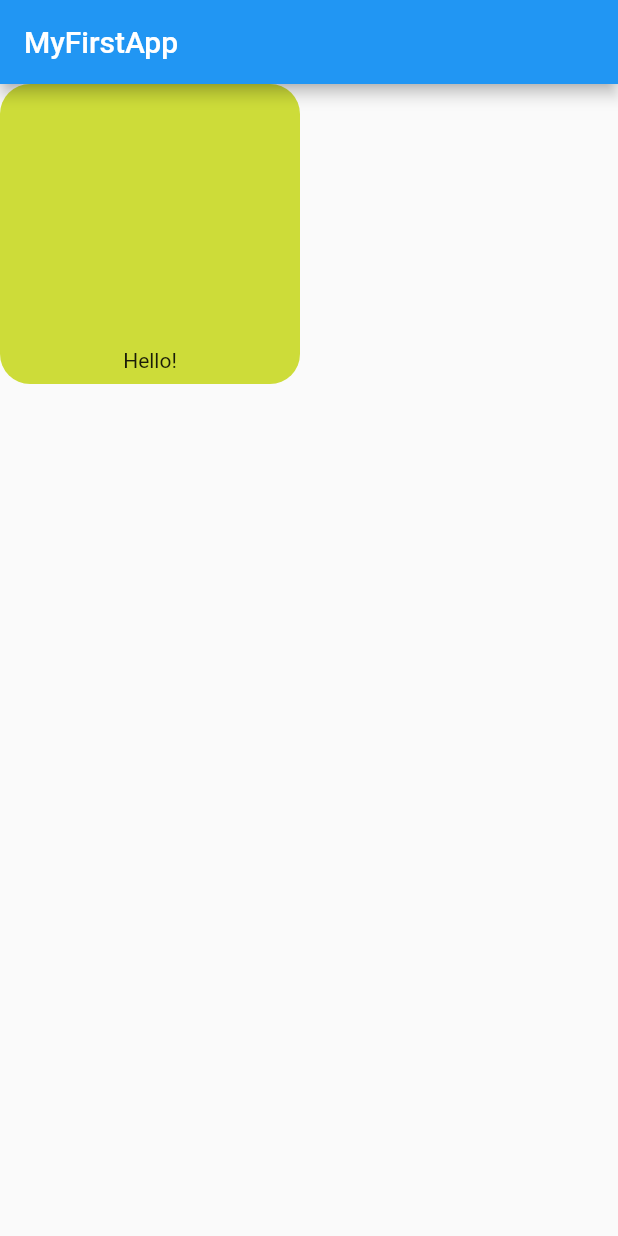
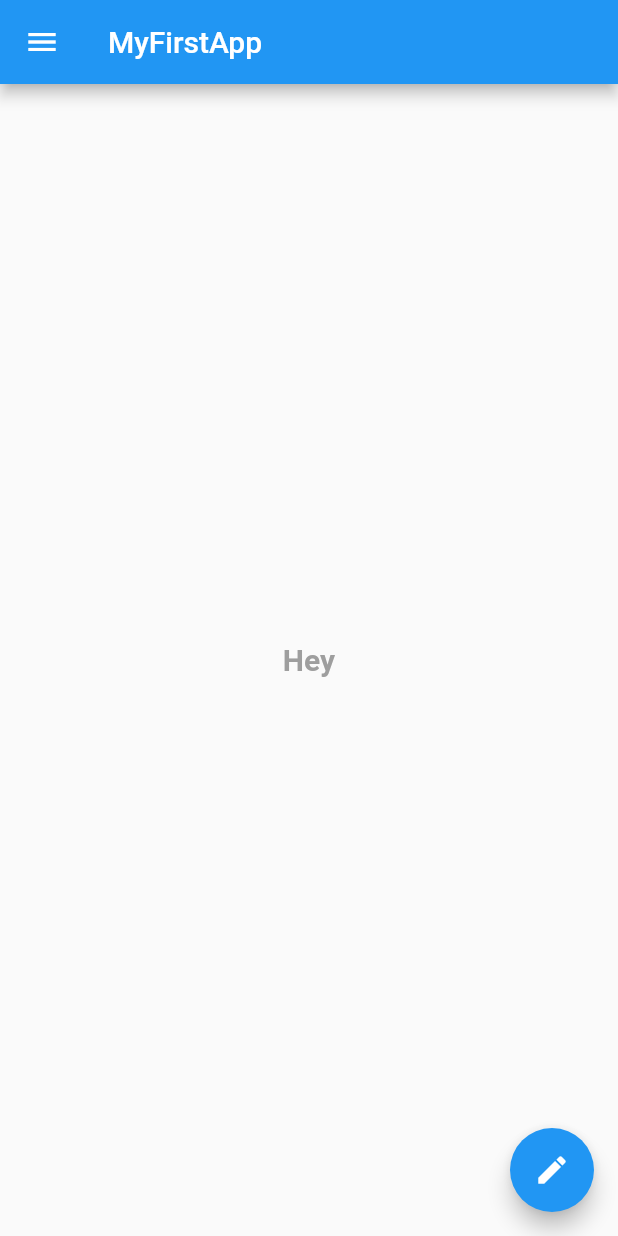
Before and after one commit to ps-143/myfirst, a Flutter app: the screen it shows after launch, on a phone screen of 412 x 824 dp. Run offline on Flutter 3.47's test engine with Material 2 defaults, Android fonts, the phone set to English and light mode, and no system bars.

Commit message:
Good going

```diff
--- a/lib/main.dart
+++ b/lib/main.dart
@@ -2,7 +2,7 @@ import 'package:flutter/material.dart';
 
 void main() {
   runApp(MaterialApp(
-      home: HomePage(),
+    home: HomePage(),
   ));
 }
 
@@ -13,16 +13,50 @@ class HomePage extends StatelessWidget {
       appBar: AppBar(
         title: Text("MyFirstApp"),
       ),
-      body: Container(
-        padding: const EdgeInsets.all(8),
-        width: 200,
-        height: 200,
-        alignment: Alignment.bottomCenter,
-        decoration: BoxDecoration(
-          color: Colors.lime,
-          borderRadius: BorderRadius.circular(20),
+      body: Center(
+        child: Container(
+            child: Text(
+          "Hey",
+          style: TextStyle(
+            color: Colors.grey,
+            fontSize: 20,
+            fontWeight: FontWeight.bold,
+          ),
+        )),
+      ),
+      drawer: Drawer(
+        child: ListView(
+          padding: const EdgeInsets.all(0),
+          children: <Widget>[
+            UserAccountsDrawerHeader(
+              accountName: Text("Prateek Sharma"),
+              accountEmail: Text("ps.prateek.sharma143@gmail.com"),
+              currentAccountPicture: CircleAvatar(
+                backgroundImage: NetworkImage(
+                    "https://images.unsplash.com/photo-1554126807-6b10f6f6692a?ixid=MXwxMjA3fDB8MHxwaG90by1wYWdlfHx8fGVufDB8fHw%3D&ixlib=rb-1.2.1&auto=format&fit=crop&w=1350&q=80"),
+              ),
+            ),
+            ListTile(
+              leading: Icon(Icons.person),
+              title: Text("Prateek Sharma"),
+              subtitle: Text("Name"),
+              trailing: Icon(Icons.edit),
+            ),
+            ListTile(
+              leading: Icon(Icons.contact_mail),
+              title: Text(
+                "ps.prateek.sharma143@gmail.com",
+                softWrap: false,
+              ),
+              subtitle: Text("Email"),
+              trailing: Icon(Icons.edit),
+            ),
+          ],
         ),
-        child: Text("Hello!"),
+      ),
+      floatingActionButton: FloatingActionButton(
+        onPressed: () {},
+        child: Icon(Icons.edit),
       ),
     );
   }
```
